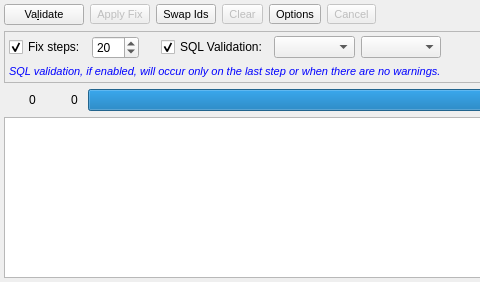
This is libpgmodeler_ui/ui/modelvalidationwidget.ui in pgmodeler/pgmodeler as Qt 5 draws it before an edit; both pictures show x 0 to 480 and y 0 to 282 of the 989 by 282 pixel window. The edited form follows.
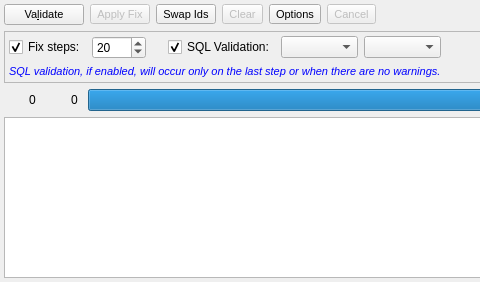
This is the edited form. Icons and pictures are not drawn.

Patch:
```diff
--- a/libpgmodeler_ui/ui/modelvalidationwidget.ui
+++ b/libpgmodeler_ui/ui/modelvalidationwidget.ui
@@ -392,7 +392,7 @@
            <number>1</number>
           </property>
           <property name="maximum">
-           <number>100</number>
+           <number>1000</number>
           </property>
           <property name="value">
            <number>20</number>
```
